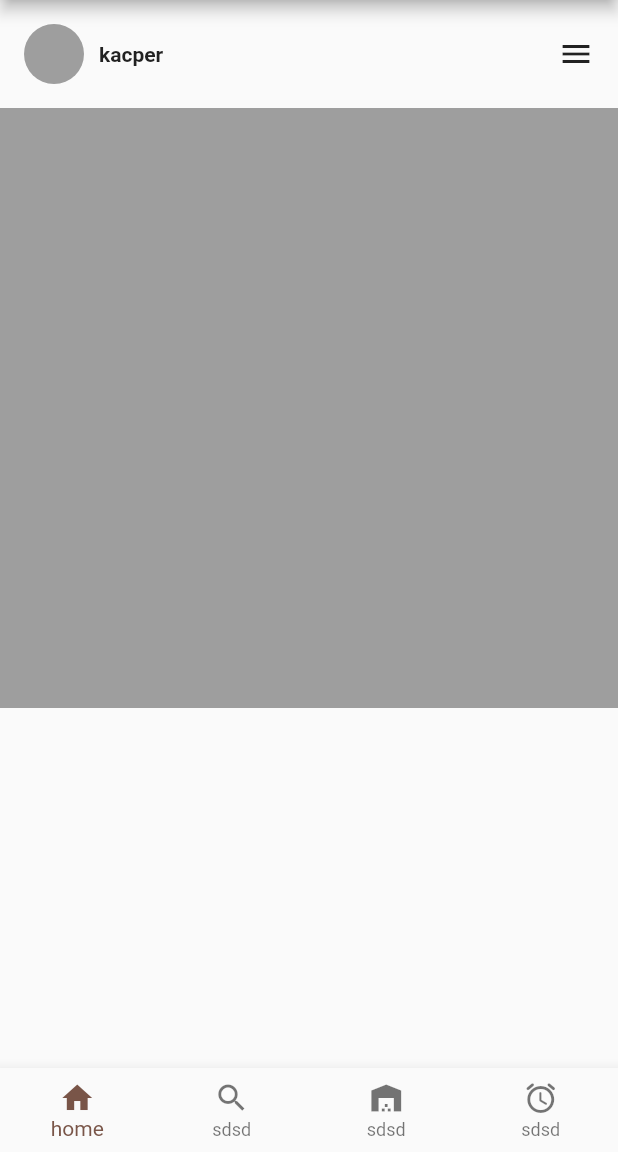
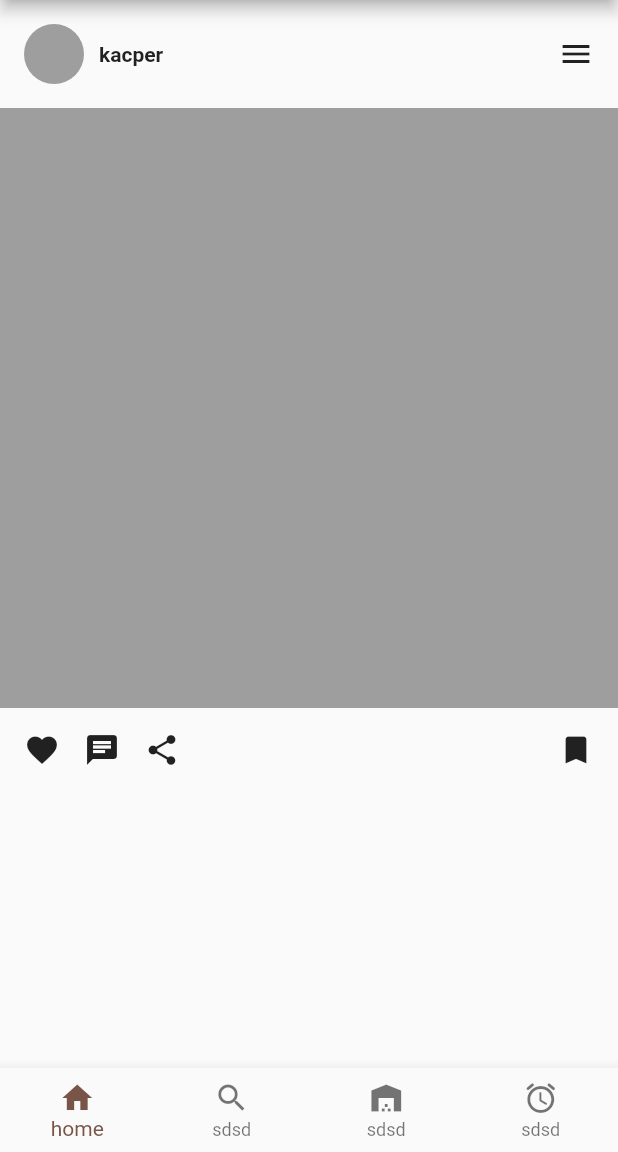
Before and after one commit to KacperCodeCore/flutter_garderobe, a Flutter app: the screen it shows after launch, on a phone screen of 412 x 824 dp, the part 84-1236 px from its top. Run offline on Flutter 3.47's test engine with Material 2 defaults, Android fonts, the light colour scheme and no system bars.

Commit message:
Empty UserPost

```diff
--- a/flutter_application/lib/pages/user_post.dart
+++ b/flutter_application/lib/pages/user_post.dart
@@ -40,6 +40,27 @@ class UserPost extends StatelessWidget {
         Container(
           height: 400,
           color: Colors.grey,
+        ),
+        // below the post
+        Padding(
+          padding: const EdgeInsets.all(16.0),
+          child: Row(
+            mainAxisAlignment: MainAxisAlignment.spaceBetween,
+            children: [
+              Row(
+                children: [
+                  Icon(Icons.favorite),
+                  Padding(
+                    padding: const EdgeInsets.symmetric(horizontal: 16.0),
+                    child: Icon(Icons.chat),
+                  ),
+                  Icon(Icons.share),
+                ],
+              ),
+              // Spacer(),
+              Icon(Icons.bookmark)
+            ],
+          ),
         )
       ],
     );
```
